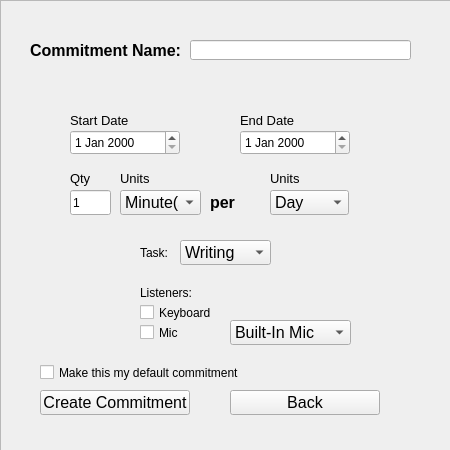
thebigG/Tasker, file Tasker/CreateCommitmentQWidget.ui: the form before one commit.
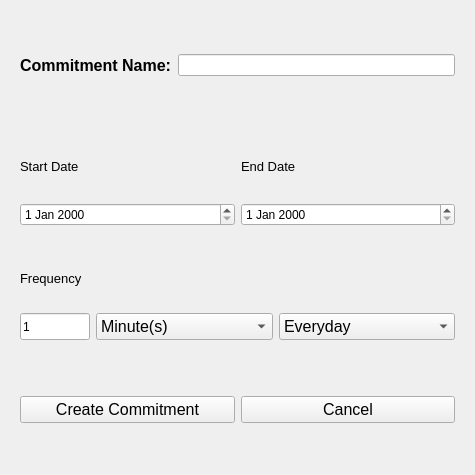
The form after the commit.

Commit message: CreateCommitment Window resdesign

The edit to the form file:
```diff
--- a/Tasker/CreateCommitmentQWidget.ui
+++ b/Tasker/CreateCommitmentQWidget.ui
@@ -6,37 +6,25 @@
    <rect>
     <x>0</x>
     <y>0</y>
-    <width>450</width>
-    <height>450</height>
+    <width>475</width>
+    <height>475</height>
    </rect>
   </property>
+  <property name="minimumSize">
+   <size>
+    <width>475</width>
+    <height>475</height>
+   </size>
+  </property>
   <property name="windowTitle">
    <string>Create a Commitment</string>
   </property>
-  <widget class="QFrame" name="createCommitmentQFrame">
-   <property name="geometry">
-    <rect>
-     <x>0</x>
-     <y>0</y>
-     <width>451</width>
-     <height>451</height>
-    </rect>
-   </property>
-   <property name="frameShape">
-    <enum>QFrame::StyledPanel</enum>
-   </property>
-   <property name="frameShadow">
-    <enum>QFrame::Raised</enum>
-   </property>
+  <layout class="QVBoxLayout" name="verticalLayout">
+   <item>
+    <widget class="QWidget" name="commitmentNameContainer" native="true">
+     <layout class="QHBoxLayout" name="horizontalLayout">
+      <item>
    <widget class="QLabel" name="commitmentNameQLabel">
-    <property name="geometry">
-     <rect>
-      <x>30</x>
-      <y>40</y>
-      <width>180</width>
-      <height>20</height>
-     </rect>
-    </property>
     <property name="font">
      <font>
       <pointsize>12</pointsize>
@@ -48,43 +36,18 @@
      <string>Commitment Name:</string>
     </property>
    </widget>
-   <widget class="QLineEdit" name="commitmentNameQLineEdit">
-    <property name="geometry">
-     <rect>
-      <x>190</x>
-      <y>40</y>
-      <width>221</width>
-      <height>20</height>
-     </rect>
-    </property>
-   </widget>
-   <widget class="QLabel" name="dateStartQLabel">
-    <property name="geometry">
-     <rect>
-      <x>70</x>
-      <y>110</y>
-      <width>70</width>
-      <height>20</height>
-     </rect>
-    </property>
-    <property name="font">
-     <font>
-      <pointsize>10</pointsize>
-     </font>
-    </property>
-    <property name="text">
-     <string>Start Date</string>
-    </property>
-   </widget>
+      </item>
+      <item>
+       <widget class="QLineEdit" name="commitmentNameQLineEdit"/>
+      </item>
+     </layout>
+    </widget>
+   </item>
+   <item>
+    <widget class="QWidget" name="commitmentDateContainer" native="true">
+     <layout class="QGridLayout" name="gridLayout">
+      <item row="0" column="1">
    <widget class="QLabel" name="dateEndQLabel">
-    <property name="geometry">
-     <rect>
-      <x>240</x>
-      <y>110</y>
-      <width>70</width>
-      <height>20</height>
-     </rect>
-    </property>
     <property name="font">
      <font>
       <pointsize>10</pointsize>
@@ -94,262 +57,146 @@
      <string>End Date</string>
     </property>
    </widget>
-   <widget class="QDateEdit" name="dateStartQDateEdit">
-    <property name="geometry">
-     <rect>
-      <x>70</x>
-      <y>130</y>
-      <width>110</width>
-      <height>25</height>
-     </rect>
-    </property>
-   </widget>
-   <widget class="QDateEdit" name="dateEndQDateEdit">
-    <property name="geometry">
-     <rect>
-      <x>240</x>
-      <y>130</y>
-      <width>110</width>
-      <height>25</height>
-     </rect>
-    </property>
-   </widget>
-   <widget class="QLabel" name="qtyQLabel">
-    <property name="geometry">
-     <rect>
-      <x>70</x>
-      <y>170</y>
-      <width>21</width>
-      <height>16</height>
-     </rect>
-    </property>
+      </item>
+      <item row="1" column="1">
+       <widget class="QDateEdit" name="dateEndQDateEdit"/>
+      </item>
+      <item row="0" column="0">
+       <widget class="QLabel" name="dateStartQLabel">
     <property name="font">
      <font>
       <pointsize>10</pointsize>
      </font>
     </property>
     <property name="text">
-     <string>Qty</string>
-    </property>
-   </widget>
+         <string>Start Date</string>
+        </property>
+       </widget>
+      </item>
+      <item row="1" column="0">
+       <widget class="QDateEdit" name="dateStartQDateEdit"/>
+      </item>
+     </layout>
+    </widget>
+   </item>
+   <item>
+    <widget class="QWidget" name="commitmentFrequencyContainer" native="true">
+     <layout class="QGridLayout" name="gridLayout_2">
+      <item row="1" column="0">
    <widget class="QLineEdit" name="qtyQLineEdit">
-    <property name="geometry">
-     <rect>
-      <x>70</x>
-      <y>190</y>
-      <width>41</width>
-      <height>25</height>
-     </rect>
+        <property name="maximumSize">
+         <size>
+          <width>70</width>
+          <height>50</height>
+         </size>
     </property>
     <property name="text">
      <string>1</string>
     </property>
    </widget>
+      </item>
+      <item row="1" column="1">
+       <widget class="QComboBox" name="dropDownUnitsLeftQComboBox">
+        <property name="font">
+         <font>
+          <pointsize>12</pointsize>
+         </font>
+        </property>
+        <item>
+         <property name="text">
+          <string>Minute(s)</string>
+         </property>
+        </item>
+        <item>
+         <property name="text">
+          <string>Hour(s)</string>
+         </property>
+        </item>
+       </widget>
+      </item>
+      <item row="1" column="2">
+       <widget class="QComboBox" name="dropDownUnitsRightQComboBox">
+        <property name="font">
+         <font>
+          <pointsize>12</pointsize>
+         </font>
+        </property>
+        <item>
+         <property name="text">
+          <string>Everyday</string>
+         </property>
+        </item>
+        <item>
+         <property name="text">
+          <string>Twice a week</string>
+         </property>
+        </item>
+        <item>
+         <property name="text">
+          <string>Three times a week</string>
+         </property>
+        </item>
+        <item>
+         <property name="text">
+          <string>Four times a week</string>
+         </property>
+        </item>
+        <item>
+         <property name="text">
+          <string>Five times a week</string>
+         </property>
+        </item>
+        <item>
+         <property name="text">
+          <string>Six times a week</string>
+         </property>
+        </item>
+       </widget>
+      </item>
+      <item row="0" column="0">
+       <widget class="QLabel" name="qtyQLabel">
+        <property name="font">
+         <font>
+          <pointsize>10</pointsize>
+         </font>
+        </property>
+        <property name="text">
+         <string>Frequency</string>
+        </property>
+       </widget>
+      </item>
+      <item row="0" column="1">
    <widget class="QLabel" name="unitsLeftQLabel">
-    <property name="geometry">
-     <rect>
-      <x>120</x>
-      <y>170</y>
-      <width>58</width>
-      <height>16</height>
-     </rect>
-    </property>
     <property name="font">
      <font>
       <pointsize>10</pointsize>
      </font>
     </property>
     <property name="text">
-     <string>Units</string>
-    </property>
-   </widget>
-   <widget class="QLabel" name="perQLabel">
-    <property name="geometry">
-     <rect>
-      <x>210</x>
-      <y>190</y>
-      <width>41</width>
-      <height>25</height>
-     </rect>
-    </property>
-    <property name="font">
-     <font>
-      <pointsize>12</pointsize>
-      <weight>75</weight>
-      <bold>true</bold>
-     </font>
-    </property>
-    <property name="text">
-     <string>per</string>
-    </property>
-   </widget>
+         <string/>
+        </property>
+       </widget>
+      </item>
+      <item row="0" column="2">
    <widget class="QLabel" name="unitsRightQLabel">
-    <property name="geometry">
-     <rect>
-      <x>270</x>
-      <y>170</y>
-      <width>58</width>
-      <height>16</height>
-     </rect>
-    </property>
     <property name="font">
      <font>
       <pointsize>10</pointsize>
      </font>
     </property>
     <property name="text">
-     <string>Units</string>
-    </property>
-   </widget>
-   <widget class="QComboBox" name="dropDownUnitsRightQComboBox">
-    <property name="geometry">
-     <rect>
-      <x>270</x>
-      <y>190</y>
-      <width>79</width>
-      <height>25</height>
-     </rect>
-    </property>
-    <property name="font">
-     <font>
-      <pointsize>12</pointsize>
-     </font>
-    </property>
-    <item>
-     <property name="text">
-      <string>Day</string>
-     </property>
-    </item>
-    <item>
-     <property name="text">
-      <string>Week</string>
-     </property>
-    </item>
-    <item>
-     <property name="text">
-      <string>Month</string>
-     </property>
-    </item>
-   </widget>
-   <widget class="QLabel" name="taskQLabel">
-    <property name="geometry">
-     <rect>
-      <x>140</x>
-      <y>240</y>
-      <width>31</width>
-      <height>25</height>
-     </rect>
-    </property>
-    <property name="text">
-     <string>Task:</string>
-    </property>
-   </widget>
-   <widget class="QComboBox" name="dropDownTaskQComboBox">
-    <property name="geometry">
-     <rect>
-      <x>180</x>
-      <y>240</y>
-      <width>91</width>
-      <height>25</height>
-     </rect>
-    </property>
-    <property name="font">
-     <font>
-      <pointsize>12</pointsize>
-     </font>
-    </property>
-    <item>
-     <property name="text">
-      <string>Writing</string>
-     </property>
+         <string/>
+        </property>
+       </widget>
+      </item>
+     </layout>
+    </widget>
     </item>
     <item>
-     <property name="text">
-      <string>Compose Music</string>
-     </property>
-    </item>
-   </widget>
-   <widget class="QLabel" name="listenersQLabel">
-    <property name="geometry">
-     <rect>
-      <x>140</x>
-      <y>280</y>
-      <width>58</width>
-      <height>25</height>
-     </rect>
-    </property>
-    <property name="text">
-     <string>Listeners:</string>
-    </property>
-   </widget>
-   <widget class="QCheckBox" name="checkKeyboardQCheckBox">
-    <property name="geometry">
-     <rect>
-      <x>140</x>
-      <y>300</y>
-      <width>83</width>
-      <height>25</height>
-     </rect>
-    </property>
-    <property name="text">
-     <string>Keyboard</string>
-    </property>
-   </widget>
-   <widget class="QCheckBox" name="checkMicQCheckBox">
-    <property name="geometry">
-     <rect>
-      <x>140</x>
-      <y>320</y>
-      <width>83</width>
-      <height>25</height>
-     </rect>
-    </property>
-    <property name="text">
-     <string>Mic</string>
-    </property>
-   </widget>
-   <widget class="QComboBox" name="dropDownAudioListenerQComboBox">
-    <property name="geometry">
-     <rect>
-      <x>230</x>
-      <y>320</y>
-      <width>121</width>
-      <height>25</height>
-     </rect>
-    </property>
-    <property name="font">
-     <font>
-      <pointsize>12</pointsize>
-     </font>
-    </property>
+    <widget class="QWidget" name="commitmentBottomOptionsContainer" native="true">
+     <layout class="QHBoxLayout" name="horizontalLayout_3">
     <item>
-     <property name="text">
-      <string>Built-In Mic</string>
-     </property>
-    </item>
-   </widget>
-   <widget class="QCheckBox" name="makeDefaultQCheckBox">
-    <property name="geometry">
-     <rect>
-      <x>40</x>
-      <y>360</y>
-      <width>231</width>
-      <height>25</height>
-     </rect>
-    </property>
-    <property name="text">
-     <string>Make this my default commitment</string>
-    </property>
-   </widget>
-   <widget class="QPushButton" name="createCommitmentQPushButton">
-    <property name="geometry">
-     <rect>
-      <x>40</x>
-      <y>390</y>
-      <width>150</width>
-      <height>25</height>
-     </rect>
-    </property>
+       <widget class="QPushButton" name="createCommitmentQPushButton_2">
     <property name="font">
      <font>
       <pointsize>12</pointsize>
@@ -361,50 +208,23 @@
      <string>Create Commitment</string>
     </property>
    </widget>
-   <widget class="QPushButton" name="backQPushButton">
-    <property name="geometry">
-     <rect>
-      <x>230</x>
-      <y>390</y>
-      <width>150</width>
-      <height>25</height>
-     </rect>
-    </property>
+      </item>
+      <item>
+       <widget class="QPushButton" name="backQPushButton_2">
     <property name="font">
      <font>
       <pointsize>12</pointsize>
      </font>
     </property>
     <property name="text">
-     <string>Back</string>
-    </property>
-   </widget>
-   <widget class="QComboBox" name="dropDownUnitsLeftQComboBox">
-    <property name="geometry">
-     <rect>
-      <x>120</x>
-      <y>190</y>
-      <width>81</width>
-      <height>25</height>
-     </rect>
-    </property>
-    <property name="font">
-     <font>
-      <pointsize>12</pointsize>
-     </font>
-    </property>
-    <item>
-     <property name="text">
-      <string>Minute(s)</string>
-     </property>
-    </item>
-    <item>
-     <property name="text">
-      <string>Hour(s)</string>
-     </property>
-    </item>
-   </widget>
-  </widget>
+         <string>Cancel</string>
+        </property>
+       </widget>
+      </item>
+     </layout>
+    </widget>
+   </item>
+  </layout>
  </widget>
  <resources/>
  <connections/>
```
Lines whose indentation alone changed are shown as unchanged. The commit also changes 4 other files.
